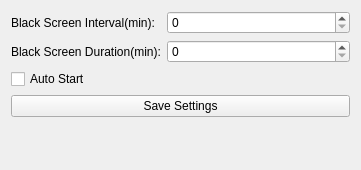
The window that settingswidget.ui (JuLongZhiLu/ProtectYourEyes) describes before a commit, drawn with Qt 5.
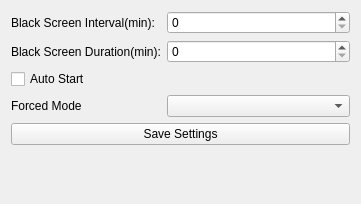
The same window after the commit.

Commit message: 1.6.0 add forced mode

```diff
--- a/settingswidget.ui
+++ b/settingswidget.ui
@@ -7,7 +7,7 @@
     <x>0</x>
     <y>0</y>
     <width>361</width>
-    <height>170</height>
+    <height>204</height>
    </rect>
   </property>
   <property name="windowTitle">
@@ -50,6 +50,19 @@
        </property>
       </widget>
      </item>
+     <item row="4" column="1">
+      <widget class="QComboBox" name="forced_mode_conditions_comboBox"/>
+     </item>
+     <item row="4" column="0">
+      <widget class="QLabel" name="label_4">
+       <property name="toolTip">
+        <string>Only under specific conditions can the black screen be exited early.</string>
+       </property>
+       <property name="text">
+        <string>Forced Mode</string>
+       </property>
+      </widget>
+     </item>
     </layout>
    </item>
    <item>
```
Left out of the diff: 6 changed lines with no effect on the pictures. The commit also changes 3 other files.
